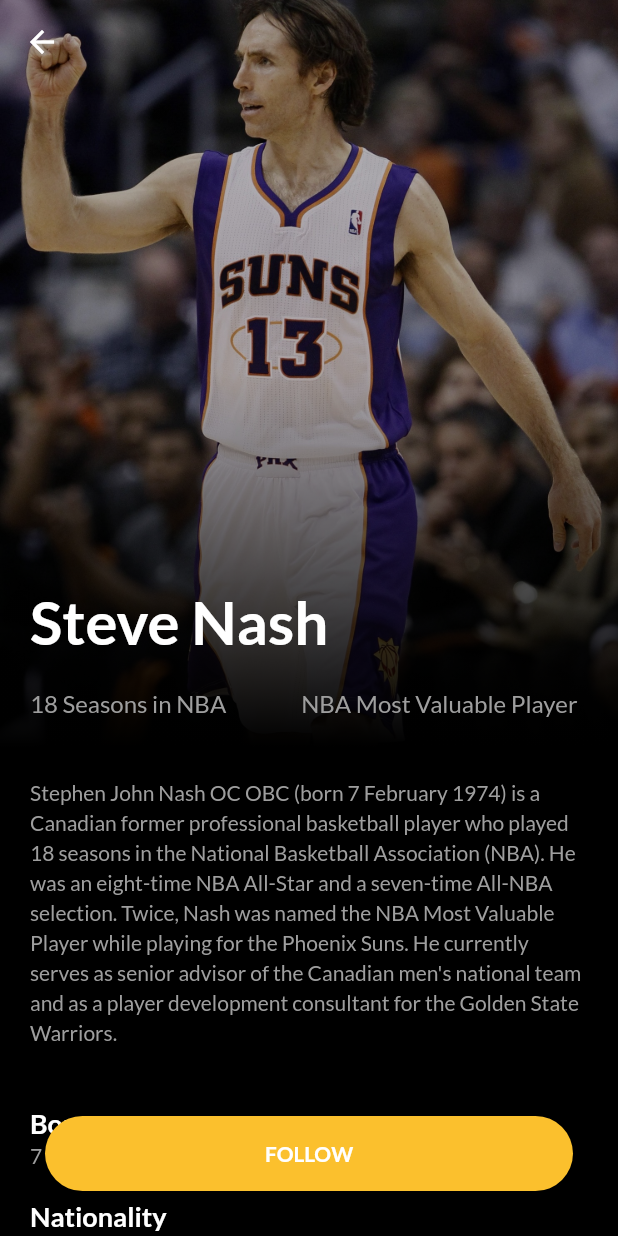
After one commit to DsdlTon/Flutter100Days, a Flutter app: the Documentary screen opened by its route, on a phone screen of 412 x 824 dp. The commit adds this screen. Run offline on Flutter 3.47's test engine with Material 2 defaults, Android fonts, the phone set to English and light mode, and no system bars; our stand-ins replace google_fonts, page_transition, simple_animations.

Commit message:
finished Day4

```diff
--- /dev/null
+++ b/lib/day4/FadeAnimation.dart
@@ -0,0 +1,41 @@
+import 'package:flutter/material.dart';
+import 'package:simple_animations/simple_animations/controlled_animation.dart';
+import 'package:simple_animations/simple_animations/multi_track_tween.dart';
+
+class FadeAnimation extends StatelessWidget {
+  final double delay;
+  final Widget child;
+
+  FadeAnimation(this.delay, this.child);
+
+  @override
+  Widget build(BuildContext context) {
+    final tween = MultiTrackTween([
+      Track('opacity').add(
+        Duration(milliseconds: 500),
+        Tween(begin: 0.0, end: 1.0),
+      ),
+      Track('translateY').add(
+        Duration(milliseconds: 500),
+        Tween(
+          begin: 120.0,
+          end: 0.0,
+        ),
+      )
+    ]);
+
+    return ControlledAnimation(
+      delay: Duration(milliseconds: (500 * delay).round()),
+      duration: tween.duration,
+      tween: tween,
+      child: child,
+      builderWithChild: (context, child, animation) => Opacity(
+        opacity: animation['opacity'],
+        child: Transform.translate(
+          offset: Offset(0, animation['translateY']),
+          child: child,
+        ),
+      ),
+    );
+  }
+}
--- /dev/null
+++ b/lib/day4/day4.dart
@@ -0,0 +1,242 @@
+import 'package:flutter/material.dart';
+import 'package:flutter100day/day4/FadeAnimation.dart';
+
+class Documentary extends StatefulWidget {
+  @override
+  _DocumentaryState createState() => _DocumentaryState();
+}
+
+class _DocumentaryState extends State<Documentary> {
+  @override
+  Widget build(BuildContext context) {
+    return Scaffold(
+      backgroundColor: Colors.black,
+      body: Stack(
+        children: <Widget>[
+          CustomScrollView(
+            slivers: <Widget>[
+              SliverAppBar(
+                expandedHeight: 498.0,
+                backgroundColor: Colors.black,
+                flexibleSpace: FlexibleSpaceBar(
+                  background: Container(
+                    decoration: BoxDecoration(
+                      image: DecorationImage(
+                        image: AssetImage('assets/images/documentary1.jpg'),
+                        fit: BoxFit.cover,
+                      ),
+                    ),
+                    child: Container(
+                      decoration: BoxDecoration(
+                        gradient: LinearGradient(
+                          begin: Alignment.bottomRight,
+                          colors: [
+                            Colors.black,
+                            Colors.black.withOpacity(0.3),
+                          ],
+                        ),
+                      ),
+                      child: Padding(
+                        padding: EdgeInsets.all(20.0),
+                        child: Column(
+                          crossAxisAlignment: CrossAxisAlignment.start,
+                          mainAxisAlignment: MainAxisAlignment.end,
+                          children: <Widget>[
+                            FadeAnimation(
+                              0.5,
+                              Text(
+                                'Steve Nash',
+                                style: TextStyle(
+                                  color: Colors.white,
+                                  fontSize: 40.0,
+                                  fontWeight: FontWeight.bold,
+                                ),
+                              ),
+                            ),
+                            SizedBox(height: 20.0),
+                            Row(
+                              children: <Widget>[
+                                FadeAnimation(
+                                  1.0,
+                                  Text(
+                                    '18 Seasons in NBA',
+                                    style: TextStyle(
+                                      color: Colors.grey,
+                                      fontSize: 16.0,
+                                    ),
+                                  ),
+                                ),
+                                SizedBox(width: 50.0),
+                                FadeAnimation(
+                                  1.0,
+                                  Text(
+                                    'NBA Most Valuable Player',
+                                    style: TextStyle(
+                                      color: Colors.grey,
+                                      fontSize: 16.0,
+                                    ),
+                                  ),
+                                ),
+                              ],
+                            ),
+                          ],
+                        ),
+                      ),
+                    ),
+                  ),
+                ),
+              ),
+              SliverList(
+                delegate: SliverChildListDelegate(
+                  [
+                    Padding(
+                      padding: EdgeInsets.all(20.0),
+                      child: Column(
+                        crossAxisAlignment: CrossAxisAlignment.start,
+                        children: <Widget>[
+                          FadeAnimation(
+                            1.5,
+                            Text(
+                              "Stephen John Nash OC OBC (born 7 February 1974) is a Canadian former professional basketball player who played 18 seasons in the National Basketball Association (NBA). He was an eight-time NBA All-Star and a seven-time All-NBA selection. Twice, Nash was named the NBA Most Valuable Player while playing for the Phoenix Suns. He currently serves as senior advisor of the Canadian men's national team and as a player development consultant for the Golden State Warriors.",
+                              style: TextStyle(color: Colors.grey, height: 1.4),
+                            ),
+                          ),
+                          SizedBox(height: 40.0),
+                          FadeAnimation(
+                            1.7,
+                            Text(
+                              'Born',
+                              style: TextStyle(
+                                color: Colors.white,
+                                fontSize: 18,
+                                fontWeight: FontWeight.bold,
+                              ),
+                            ),
+                          ),
+                          FadeAnimation(
+                            1.7,
+                            Text(
+                              "7 February 1974",
+                              style: TextStyle(color: Colors.grey, height: 1.4),
+                            ),
+                          ),
+                          SizedBox(height: 20.0),
+                          FadeAnimation(
+                            1.7,
+                            Text(
+                              'Nationality',
+                              style: TextStyle(
+                                  color: Colors.white,
+                                  fontSize: 18,
+                                  fontWeight: FontWeight.bold),
+                            ),
+                          ),
+                          FadeAnimation(
+                            1.7,
+                            Text(
+                              "Canadian",
+                              style: TextStyle(color: Colors.grey, height: 1.4),
+                            ),
+                          ),
+                          SizedBox(height: 20.0),
+                          FadeAnimation(
+                            1.7,
+                            Text(
+                              'Video',
+                              style: TextStyle(
+                                  color: Colors.white,
+                                  fontSize: 18,
+                                  fontWeight: FontWeight.bold),
+                            ),
+                          ),
+                          FadeAnimation(
+                            2.0,
+                            Container(
+                              height: 200,
+                              child: ListView(
+                                scrollDirection: Axis.horizontal,
+                                children: <Widget>[
+                                  videoCard('assets/images/documentary1.jpg'),
+                                  videoCard('assets/images/documentary1.jpg'),
+                                  videoCard('assets/images/documentary1.jpg'),
+                                  videoCard('assets/images/documentary1.jpg'),
+                                ],
+                              ),
+                            ),
+                          )
+                        ],
+                      ),
+                    ),
+                    SizedBox(height: 80.0),
+                  ],
+                ),
+              ),
+            ],
+          ),
+          Positioned.fill(
+            bottom: 30.0,
+            child: Container(
+              child: Align(
+                alignment: Alignment.bottomCenter,
+                child: FadeAnimation(
+                  2.5,
+                  Container(
+                    margin: EdgeInsets.symmetric(horizontal: 30.0),
+                    height: 50.0,
+                    decoration: BoxDecoration(
+                      color: Colors.yellow[700],
+                      borderRadius: BorderRadius.circular(50.0),
+                    ),
+                    child: Align(
+                      child: Text(
+                        'FOLLOW',
+                        style: TextStyle(
+                          color: Colors.white,
+                          fontWeight: FontWeight.bold,
+                        ),
+                      ),
+                    ),
+                  ),
+                ),
+              ),
+            ),
+          ),
+        ],
+      ),
+    );
+  }
+
+  Widget videoCard(image) {
+    return AspectRatio(
+      aspectRatio: 1.5 / 1,
+      child: Container(
+        margin: EdgeInsets.only(right: 20.0, top: 10.0),
+        decoration: BoxDecoration(
+          image: DecorationImage(
+            image: AssetImage(image),
+            fit: BoxFit.cover,
+          ),
+          borderRadius: BorderRadius.circular(20.0),
+        ),
+        child: Container(
+          decoration: BoxDecoration(
+            gradient: LinearGradient(
+              begin: Alignment.bottomRight,
+              colors: [
+                Colors.black.withOpacity(0.9),
+                Colors.black.withOpacity(0.2),
+              ],
+            ),
+          ),
+          child: Align(
+            child: Icon(
+              Icons.play_arrow,
+              color: Colors.white,
+              size: 70.0,
+            ),
+          ),
+        ),
+      ),
+    );
+  }
+}
--- a/lib/home.dart
+++ b/lib/home.dart
@@ -15,6 +15,7 @@
             WorkList(context, 'Day 1 - Find Inspiration', '/1'),
             WorkList(context, 'Day 2 - Travel Guide', '/2'),
             WorkList(context, 'Day 3 - Food Delivery', '/3'),
+            WorkList(context, 'Day 4 - Documentary', '/4'),
           ],
         ),
       ),
--- a/lib/main.dart
+++ b/lib/main.dart
@@ -6,6 +6,7 @@
 import 'package:flutter100day/day1/day1.dart';
 import 'package:flutter100day/day2/day2.dart';
 import 'package:flutter100day/day3/day3.dart';
+import 'package:flutter100day/day4/day4.dart';
 
 void main() {
   runApp(MyApp());
@@ -31,6 +32,7 @@
         '/1': (BuildContext context) => FindYourInspiration(),
         '/2': (BuildContext context) => TravelGuide(),
         '/3': (BuildContext context) => StarterPage(),
+        '/4': (BuildContext context) => Documentary(),
         // '/c': (BuildContext context) => ,
       },
     );
--- a/pubspec.yaml
+++ b/pubspec.yaml
@@ -59,6 +59,7 @@
     - assets/images/food3.jpg
     - assets/images/food4.jpg
     - assets/images/food5.jpg
+    - assets/images/documentary1.jpg
   # An image asset can refer to one or more resolution-specific "variants", see
   # https://flutter.dev/assets-and-images/#resolution-aware.
   # For details regarding adding assets from package dependencies, see
```
Also changed, not shown: assets/images/documentary1.jpg (added), 5 other files.
